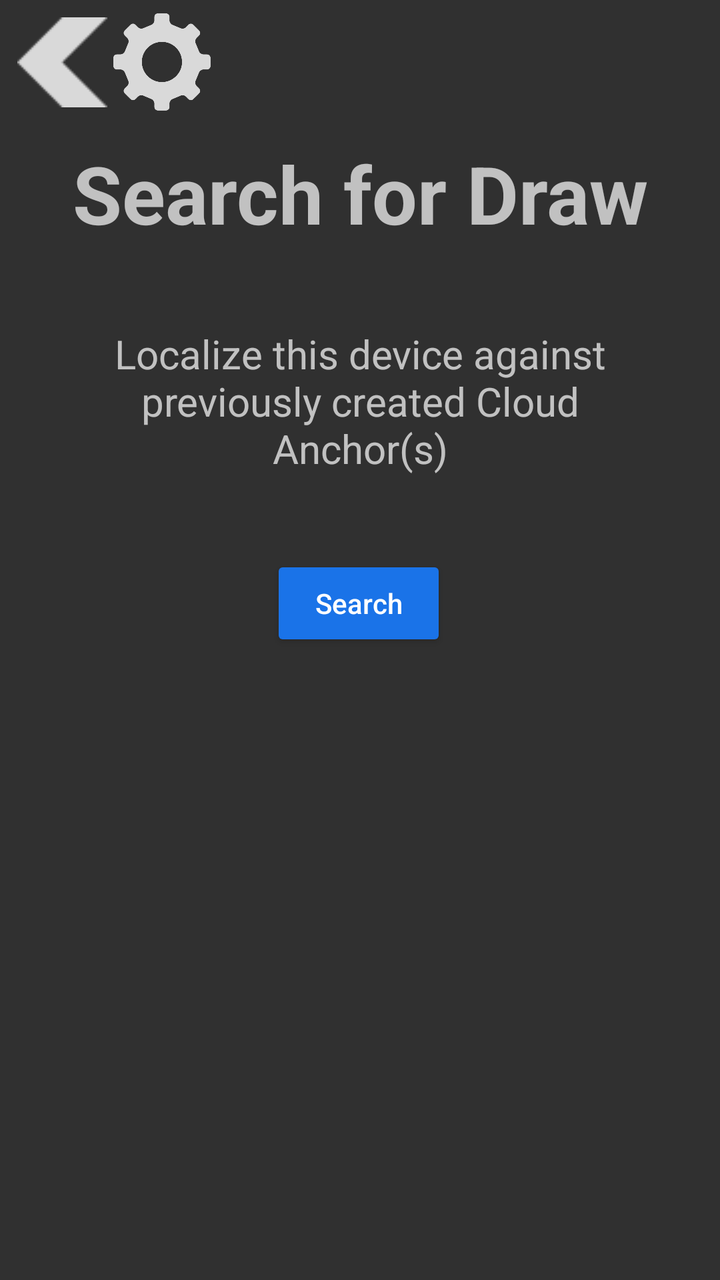
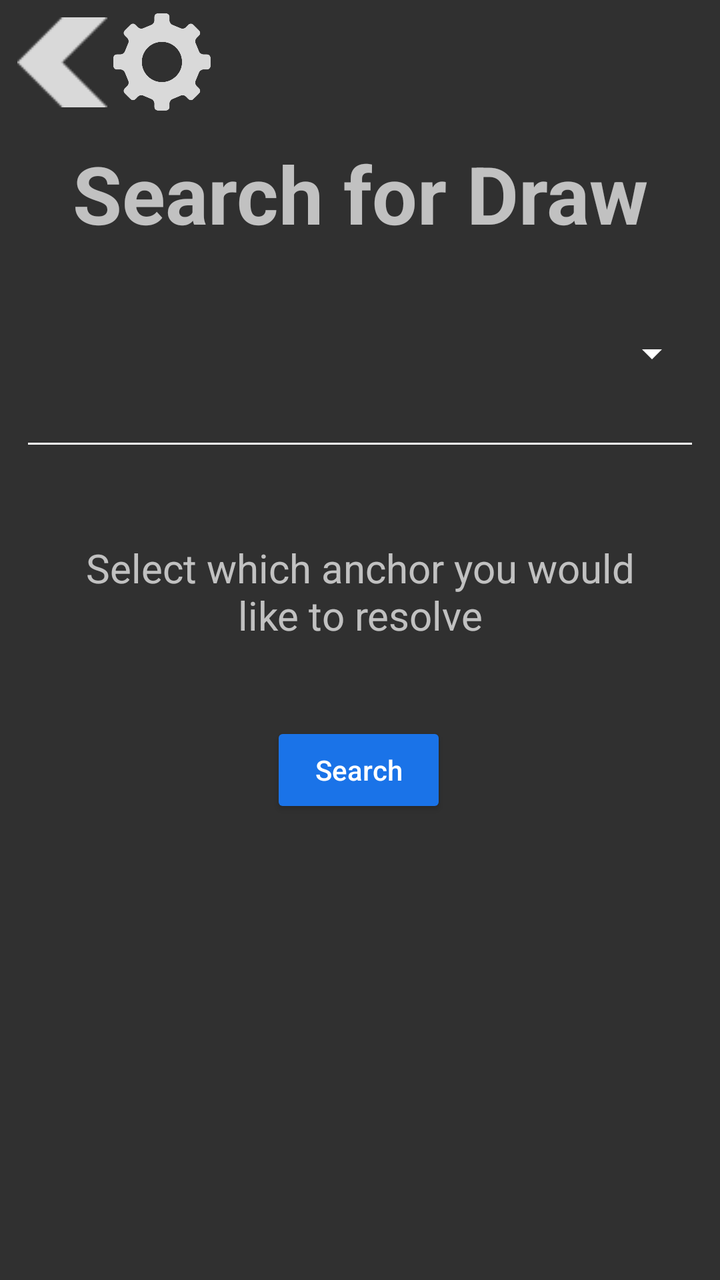

Compare the two renders of this Android layout. The source of the first and the diff that turns it into the second are given below.
<!-- AndroidManifest.xml: activity theme Theme.AppCompat.NoActionBar -->
<!-- res/layout/activity_select.xml -->
<androidx.constraintlayout.widget.ConstraintLayout xmlns:android="http://schemas.android.com/apk/res/android"
    xmlns:app="http://schemas.android.com/apk/res-auto"
    xmlns:card_view="http://schemas.android.com/tools"
    xmlns:tools="http://schemas.android.com/tools"
    android:layout_width="match_parent"
    android:layout_height="match_parent"
    tools:context="com.google.ar.core.examples.java.persistentcloudanchor.SelectActivity">

    <ImageButton
        android:id="@+id/selectReturnIB"
        android:layout_width="50dp"
        android:layout_height="50dp"
        android:layout_marginStart="6dp"
        android:layout_marginTop="6dp"
        android:background="@android:color/transparent"
        android:padding="10dp"
        app:layout_constraintStart_toStartOf="parent"
        app:layout_constraintTop_toTopOf="parent"
        app:srcCompat="@drawable/arrow" />

    <ImageView
        android:id="@+id/selectSettingsIV"
        android:layout_width="50dp"
        android:layout_height="50dp"
        android:layout_marginTop="6dp"
        app:layout_constraintStart_toEndOf="@+id/selectReturnIB"
        app:layout_constraintTop_toTopOf="parent"
        app:srcCompat="@drawable/settings" />


    <TextView
        android:id="@+id/selectResolveTitleTV"
        android:layout_width="wrap_content"
        android:layout_height="wrap_content"
        android:paddingTop="70dp"
        android:text="@string/view_title_text"
        android:textSize="40sp"
        android:textStyle="bold"
        android:visibility="visible"
        app:layout_constraintLeft_toLeftOf="parent"
        app:layout_constraintRight_toRightOf="parent"
        app:layout_constraintTop_toTopOf="parent" />

    <TextView
        android:id="@+id/selectResolveDescriptionTV"
        android:layout_width="wrap_content"
        android:layout_height="wrap_content"
        android:gravity="center"
        android:padding="40dp"
        android:text="@string/resolve_instructions_text"
        android:textSize="20sp"
        android:visibility="visible"
        app:layout_constraintLeft_toLeftOf="parent"
        app:layout_constraintRight_toRightOf="parent"
        app:layout_constraintTop_toBottomOf="@+id/selectResolveTitleTV"
        app:layout_constraintVertical_chainStyle="spread_inside" />

    <Button
        android:id="@+id/selectBeginViewingB"
        android:layout_width="wrap_content"
        android:layout_height="wrap_content"
        android:text="@string/begin_Viewing_button_text"
        android:theme="@style/AppButtonTheme"
        android:visibility="visible"
        app:layout_constraintEnd_toEndOf="parent"
        app:layout_constraintHorizontal_bias="0.498"
        app:layout_constraintStart_toStartOf="parent"
        app:layout_constraintTop_toBottomOf="@+id/selectResolveDescriptionTV" />

</androidx.constraintlayout.widget.ConstraintLayout>
<!-- resources referenced by this layout -->
<resources>
  <!-- drawable arrow: png bitmap (drawable, 971 bytes) -->
  <!-- drawable settings: png bitmap (drawable, 39164 bytes) -->
  <string name="begin_Viewing_button_text">Search</string>
  <string name="resolve_instructions_text">Localize this device against previously created Cloud Anchor(s)</string>
  <string name="view_title_text">Search for Draw</string>
  <style name="AppButtonTheme" parent="Widget.AppCompat.Button.Colored">
      <item name="colorButtonNormal">#1A73E8</item>
      <item name="android:textAllCaps">false</item>
    </style>
</resources>

<!-- the commit's change to res/layout/activity_select.xml (unified diff, before → after) -->
@@ -47,13 +47,13 @@
         android:layout_height="wrap_content"
         android:gravity="center"
         android:padding="40dp"
-        android:text="@string/resolve_instructions_text"
+        android:text="Select which anchor you would like to resolve"
         android:textSize="20sp"
         android:visibility="visible"
-        app:layout_constraintLeft_toLeftOf="parent"
-        app:layout_constraintRight_toRightOf="parent"
-        app:layout_constraintTop_toBottomOf="@+id/selectResolveTitleTV"
-        app:layout_constraintVertical_chainStyle="spread_inside" />
+        app:layout_constraintEnd_toEndOf="parent"
+        app:layout_constraintHorizontal_bias="1.0"
+        app:layout_constraintStart_toStartOf="parent"
+        app:layout_constraintTop_toBottomOf="@+id/select_anchors_spinner" />
 
     <Button
         android:id="@+id/selectBeginViewingB"
@@ -67,4 +67,16 @@
         app:layout_constraintStart_toStartOf="parent"
         app:layout_constraintTop_toBottomOf="@+id/selectResolveDescriptionTV" />
 
+    <Spinner
+        android:id="@+id/select_anchors_spinner"
+        style="@style/Widget.AppCompat.Spinner.Underlined"
+        android:layout_width="340dp"
+        android:layout_height="107dp"
+        android:backgroundTint="@color/white"
+        android:spinnerMode="dialog"
+        app:layout_constraintEnd_toEndOf="parent"
+        app:layout_constraintStart_toStartOf="parent"
+        app:layout_constraintTop_toBottomOf="@+id/selectResolveTitleTV" />
+
+
 </androidx.constraintlayout.widget.ConstraintLayout>
<!-- resource entries referenced after the edit -->
@@ -1,9 +1,9 @@
 <!-- resources referenced by this layout -->
 <resources>
+  <color name="white">#FFFFFFFF</color>
   <!-- drawable arrow: png bitmap (drawable, 971 bytes) -->
   <!-- drawable settings: png bitmap (drawable, 39164 bytes) -->
   <string name="begin_Viewing_button_text">Search</string>
-  <string name="resolve_instructions_text">Localize this device against previously created Cloud Anchor(s)</string>
   <string name="view_title_text">Search for Draw</string>
   <style name="AppButtonTheme" parent="Widget.AppCompat.Button.Colored">
       <item name="colorButtonNormal">#1A73E8</item>
